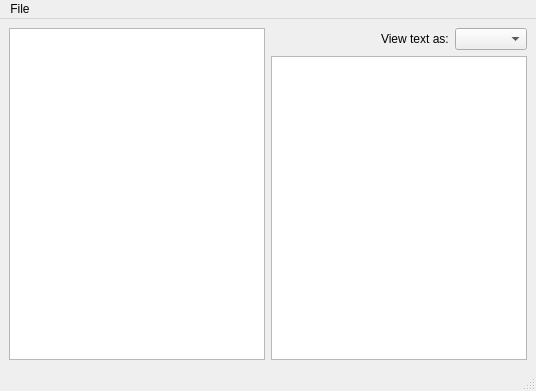
Qt form folio.ui (winstonliu/pyfolio) before a commit.
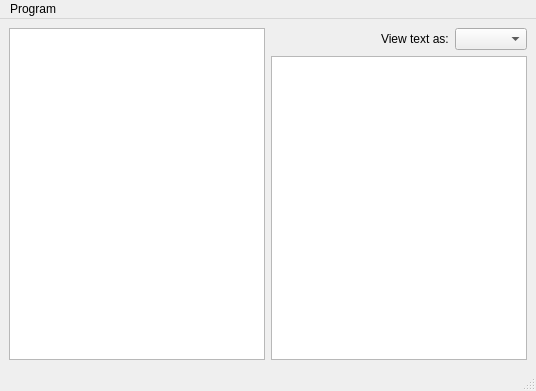
The same form after that commit.

Commit message: Enabling name editing in tree view

What changed in the file:
```diff
--- a/folio.ui
+++ b/folio.ui
@@ -102,12 +102,12 @@
      <x>0</x>
      <y>0</y>
      <width>536</width>
-     <height>21</height>
+     <height>22</height>
     </rect>
    </property>
    <widget class="QMenu" name="menuSettings">
     <property name="title">
-     <string>File</string>
+     <string>Program</string>
     </property>
     <addaction name="actionSettings"/>
     <addaction name="actionExit"/>
```
Left out of the diff: 4 changed lines with no effect on the pictures. The commit also changes 1 other file.
